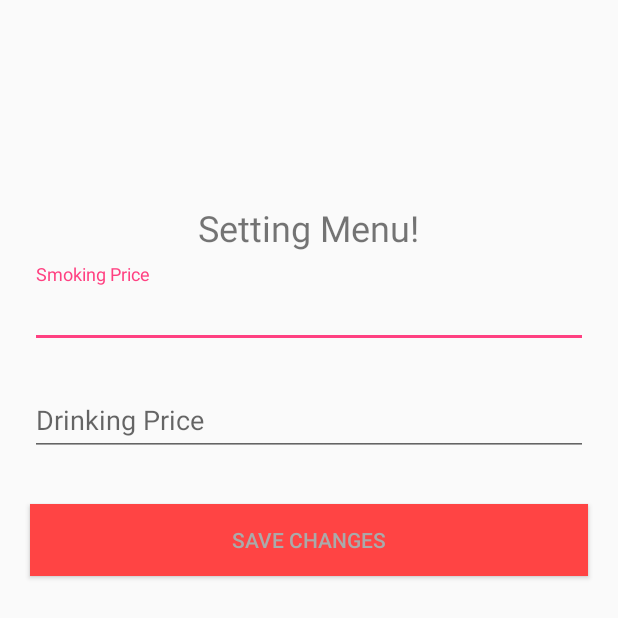
After one commit to StudentDhia/ResetApp, an Android app: the fragment SettingFragment shown on its own in the app's theme, on a phone screen of 412 x 824 dp. The commit adds this screen. Shown: the top 618 px of the screen. Run offline under Robolectric (Android 15) with nearby library versions, the phone set to English and light mode, and no system bars; our stand-ins replace Volley; libraries missing offline, so code that uses them is left out: com.roughike.bottombar; network calls fail; 1 statement that could not run was skipped.

Commit message:
initial the Setting Fragment

```diff
--- /dev/null
+++ b/app/src/main/java/com/walidhelaoui/resetandroidapp/Fragments/SettingFragment.java
@@ -0,0 +1,71 @@
+package com.walidhelaoui.resetandroidapp.Fragments;
+
+
+import android.os.Bundle;
+import android.support.v4.app.Fragment;
+import android.view.LayoutInflater;
+import android.view.View;
+import android.view.ViewGroup;
+import android.widget.Button;
+import android.widget.EditText;
+
+import com.walidhelaoui.resetandroidapp.R;
+
+/**
+ * A simple {@link Fragment} subclass.
+ */
+public class SettingFragment extends Fragment {
+
+    EditText smokingPrice,drinkingPrice;
+    public SettingFragment() {
+        // Required empty public constructor
+    }
+
+
+    @Override
+    public View onCreateView(LayoutInflater inflater, ViewGroup container,
+                             Bundle savedInstanceState) {
+        // Inflate the layout for this fragment
+        View view = inflater.inflate(R.layout.fragment_setting, container, false);
+
+         smokingPrice = (EditText) view.findViewById(R.id.edtSmokingPrice);
+         drinkingPrice = (EditText) view.findViewById(R.id.edtDrinkingPrice);
+
+        Button saveChanges = (Button) view.findViewById(R.id.btn_setting);
+
+        saveChanges.setOnClickListener(new View.OnClickListener() {
+            @Override
+            public void onClick(View view) {
+                validate();
+            }
+        });
+
+
+
+        return view;
+    }
+
+    public boolean validate() {
+        boolean valid = true;
+
+        String smokingPrice = (this.smokingPrice.getText().toString());
+        String drinkingPrice = (this.drinkingPrice.getText().toString());
+
+        try {
+            Float.valueOf(smokingPrice);
+        }catch (NumberFormatException e){
+            this.smokingPrice.setError("not a valid number");
+            valid = false;
+        }
+
+        try {
+            Float.valueOf(drinkingPrice);
+        }catch (NumberFormatException e){
+            this.drinkingPrice.setError("not a valid number");
+            valid = false;
+        }
+
+        return valid;
+    }
+
+}
--- a/app/src/main/java/com/walidhelaoui/resetandroidapp/MainActivity.java
+++ b/app/src/main/java/com/walidhelaoui/resetandroidapp/MainActivity.java
@@ -23,6 +23,7 @@ import com.roughike.bottombar.OnTabSelectListener;
 import com.walidhelaoui.resetandroidapp.Entity.DrinkSavedMoney;
 import com.walidhelaoui.resetandroidapp.Fragments.DrinkFragment;
 import com.walidhelaoui.resetandroidapp.Fragments.ProfileFragment;
+import com.walidhelaoui.resetandroidapp.Fragments.SettingFragment;
 import com.walidhelaoui.resetandroidapp.Fragments.SmokeFragment;
 import com.walidhelaoui.resetandroidapp.utils.CurrentUser;
 
@@ -39,6 +40,7 @@ public class MainActivity extends AppCompatActivity {
     private Handler mHandler;
     TextView tv_email;
     public DrinkSavedMoney drinkSavedMoney;
+    BottomBar bottomBar;
     private final Runnable m_Runnable = new Runnable()
     {
         public void run()
@@ -74,9 +76,7 @@ public class MainActivity extends AppCompatActivity {
 
         toolbar = (Toolbar) findViewById(R.id.toolbar);
         setSupportActionBar(toolbar);
-        initNavigationDrawer();
-
-        BottomBar bottomBar = (BottomBar) findViewById(R.id.bottomBar);
+        bottomBar = (BottomBar) findViewById(R.id.bottomBar);
 
         //bottomBar.setVisibility(View.INVISIBLE);
         bottomBar.setOnTabSelectListener(new OnTabSelectListener() {
@@ -97,7 +97,7 @@ public class MainActivity extends AppCompatActivity {
             }
         });
 
-
+        initNavigationDrawer();
     }
 
     public void initNavigationDrawer() {
@@ -114,11 +114,12 @@ public class MainActivity extends AppCompatActivity {
                         Toast.makeText(getApplicationContext(),"Home",Toast.LENGTH_SHORT).show();
                         replaceFragment(new SmokeFragment(MainActivity.this));
                         drawerLayout.closeDrawers();
+                        bottomBar.setVisibility(View.VISIBLE);
                         break;
                     case R.id.settings:
-                        Toast.makeText(getApplicationContext(),"Profile",Toast.LENGTH_SHORT).show();
-                        replaceFragment(new ProfileFragment());
+                        replaceFragment(new SettingFragment());
                         drawerLayout.closeDrawers();
+                        bottomBar.setVisibility(View.INVISIBLE);
                         break;
                     case R.id.logout:
                         startActivity(new Intent(MainActivity.this,LoginActivity.class));
--- /dev/null
+++ b/app/src/main/res/layout/fragment_setting.xml
@@ -0,0 +1,72 @@
+<FrameLayout xmlns:android="http://schemas.android.com/apk/res/android"
+    xmlns:tools="http://schemas.android.com/tools"
+    android:layout_width="match_parent"
+    android:layout_height="match_parent"
+    tools:context="com.walidhelaoui.resetandroidapp.Fragments.SettingFragment">
+
+<RelativeLayout
+    android:layout_width="match_parent"
+    android:layout_height="match_parent">
+
+
+    <TextView
+        android:id="@+id/settingTxt"
+        android:layout_width="wrap_content"
+        android:layout_height="wrap_content"
+        android:layout_alignParentTop="true"
+        android:layout_centerHorizontal="true"
+        android:layout_marginTop="135dp"
+        android:text="Setting Menu!"
+        android:textSize="24sp" />
+
+    <android.support.design.widget.TextInputLayout
+        android:layout_width="match_parent"
+        android:layout_height="wrap_content"
+        android:layout_below="@id/settingTxt"
+        android:id="@+id/smokingPrice"
+        android:layout_marginLeft="20dp"
+        android:layout_marginRight="20dp"
+        android:layout_marginTop="8dp"
+        android:layout_marginBottom="8dp">
+
+        <EditText
+            android:id="@+id/edtSmokingPrice"
+            android:layout_width="match_parent"
+            android:layout_height="wrap_content"
+            android:hint="Smoking Price"
+            android:inputType="textPersonName" />
+    </android.support.design.widget.TextInputLayout>
+    <android.support.design.widget.TextInputLayout
+        android:layout_width="match_parent"
+        android:layout_height="wrap_content"
+        android:layout_below="@id/smokingPrice"
+        android:id="@+id/drinkingPrice"
+        android:layout_marginLeft="20dp"
+        android:layout_marginRight="20dp"
+        android:layout_marginTop="8dp"
+        android:layout_marginBottom="8dp">
+
+        <EditText
+            android:id="@+id/edtDrinkingPrice"
+            android:layout_width="match_parent"
+            android:layout_height="wrap_content"
+            android:hint="Drinking Price"
+            android:inputType="textPersonName" />
+    </android.support.design.widget.TextInputLayout>
+
+    <android.support.v7.widget.AppCompatButton
+        android:id="@+id/btn_setting"
+        android:layout_width="fill_parent"
+        android:layout_height="wrap_content"
+        android:background="@android:color/holo_red_light"
+        android:textColor="@android:color/darker_gray"
+        android:layout_marginTop="24dp"
+        android:layout_marginBottom="24dp"
+        android:layout_below="@id/drinkingPrice"
+        android:layout_marginLeft="20dp"
+        android:layout_marginRight="20dp"
+        android:padding="12dp"
+        android:text="Save Changes"/>
+</RelativeLayout>
+
+</FrameLayout>
```
